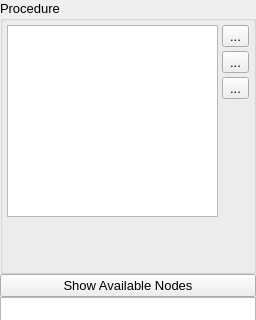
Above: src/gui/procedureWidget.ui from disorderedmaterials/dissolve before the change; both pictures show x 0 to 256 and y 0 to 320 of the 256 by 570 pixel window. Below: the same form after it.
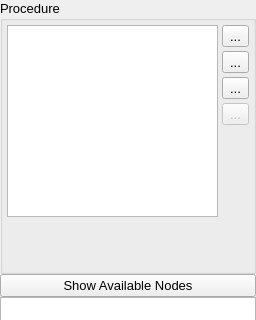
That is the form after the change. Icons and pictures are not drawn.

Commit message: Remove nodes (#1485)

```diff
--- a/src/gui/procedureWidget.ui
+++ b/src/gui/procedureWidget.ui
@@ -129,6 +129,26 @@
             </property>
            </widget>
           </item>
+          <item>
+           <widget class="QToolButton" name="DeleteNodeButton">
+            <property name="enabled">
+             <bool>false</bool>
+            </property>
+            <property name="toolTip">
+             <string>Remove node</string>
+            </property>
+            <property name="text">
+             <string>...</string>
+            </property>
+            <property name="icon">
+             <iconset resource="main.qrc">
+              <normaloff>:/general/icons/general_trash.svg</normaloff>:/general/icons/general_trash.svg</iconset>
+            </property>
+            <property name="checkable">
+             <bool>false</bool>
+            </property>
+           </widget>
+          </item>
           <item>
            <spacer name="verticalSpacer">
             <property name="orientation">
```
Left out of the diff: 1 changed line with no effect on the pictures. The commit also changes 8 other files.
